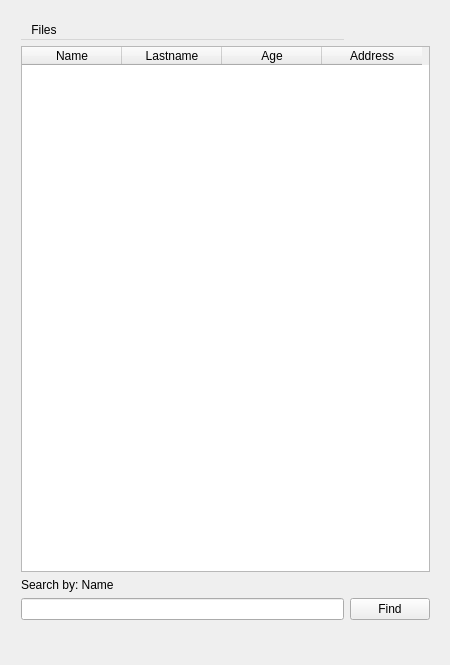
This is mainwindow.ui in khachik96khachatryan/UManager as Qt 5 draws it before an edit. The edited form follows.
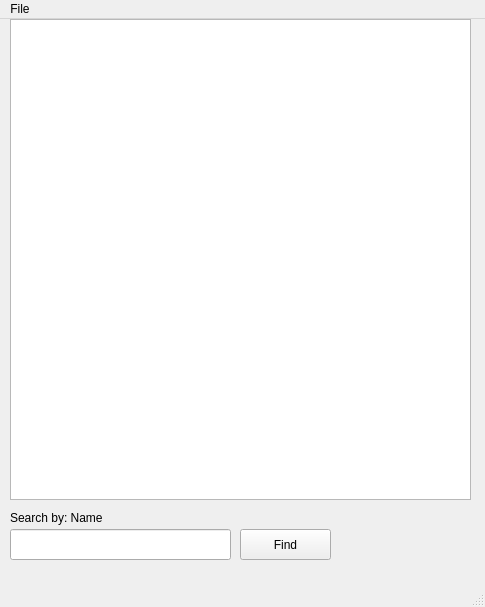
This is the edited form.

Commit message: Class UManager

What changed in the file:
```diff
--- a/mainwindow.ui
+++ b/mainwindow.ui
@@ -2,33 +2,24 @@
 <ui version="4.0">
  <class>MainWindow</class>
  <widget class="QMainWindow" name="MainWindow">
-  <property name="enabled">
-   <bool>true</bool>
-  </property>
   <property name="geometry">
    <rect>
     <x>0</x>
     <y>0</y>
-    <width>450</width>
-    <height>665</height>
+    <width>485</width>
+    <height>607</height>
    </rect>
   </property>
-  <property name="sizePolicy">
-   <sizepolicy hsizetype="Preferred" vsizetype="Preferred">
-    <horstretch>0</horstretch>
-    <verstretch>0</verstretch>
-   </sizepolicy>
-  </property>
   <property name="minimumSize">
    <size>
-    <width>450</width>
-    <height>665</height>
+    <width>485</width>
+    <height>607</height>
    </size>
   </property>
   <property name="maximumSize">
    <size>
-    <width>450</width>
-    <height>665</height>
+    <width>485</width>
+    <height>607</height>
    </size>
   </property>
   <property name="baseSize">
@@ -43,87 +34,92 @@
   <property name="windowTitle">
    <string>MainWindow</string>
   </property>
-  <property name="autoFillBackground">
-   <bool>false</bool>
-  </property>
-  <property name="animated">
-   <bool>false</bool>
-  </property>
-  <property name="documentMode">
-   <bool>false</bool>
-  </property>
-  <property name="unifiedTitleAndToolBarOnMac">
-   <bool>false</bool>
-  </property>
   <widget class="QWidget" name="centralWidget">
-   <widget class="QWidget" name="">
+   <widget class="QPushButton" name="findButton">
     <property name="geometry">
      <rect>
+      <x>240</x>
+      <y>510</y>
+      <width>91</width>
+      <height>31</height>
+     </rect>
+    </property>
+    <property name="text">
+     <string>Find</string>
+    </property>
+    <property name="shortcut">
+     <string>Return</string>
+    </property>
+   </widget>
+   <widget class="QTableWidget" name="userTableWidget">
+    <property name="enabled">
+     <bool>true</bool>
+    </property>
+    <property name="geometry">
+     <rect>
       <x>10</x>
-      <y>10</y>
-      <width>431</width>
-      <height>621</height>
+      <y>0</y>
+      <width>461</width>
+      <height>481</height>
      </rect>
     </property>
-    <layout class="QGridLayout" name="gridLayout">
-     <item row="0" column="0">
-      <widget class="QMenuBar" name="menuBar_2">
-       <widget class="QMenu" name="menuFile">
-        <property name="title">
-         <string>Files</string>
-        </property>
-        <addaction name="separator"/>
-        <addaction name="actionOpen_file_json"/>
-        <addaction name="actionExit"/>
-       </widget>
-       <addaction name="menuFile"/>
-      </widget>
-     </item>
-     <item row="1" column="0" colspan="2">
-      <widget class="QTableWidget" name="userTableWidget">
-       <column>
-        <property name="text">
-         <string>Name</string>
-        </property>
-       </column>
-       <column>
-        <property name="text">
-         <string>Lastname</string>
-        </property>
-       </column>
-       <column>
-        <property name="text">
-         <string>Age</string>
-        </property>
-       </column>
-       <column>
-        <property name="text">
-         <string>Address</string>
-        </property>
-       </column>
-      </widget>
-     </item>
-     <item row="2" column="0">
-      <widget class="QLabel" name="findLabel">
-       <property name="text">
-        <string>Search by: Name</string>
-       </property>
-      </widget>
-     </item>
-     <item row="3" column="0">
-      <widget class="QLineEdit" name="findLineEdit"/>
-     </item>
-     <item row="3" column="1">
-      <widget class="QPushButton" name="findButton">
-       <property name="text">
-        <string>Find</string>
-       </property>
-      </widget>
-     </item>
-    </layout>
+    <property name="autoScroll">
+     <bool>true</bool>
+    </property>
+    <property name="editTriggers">
+     <set>QAbstractItemView::NoEditTriggers</set>
+    </property>
+    <property name="dragEnabled">
+     <bool>false</bool>
+    </property>
+    <property name="dragDropOverwriteMode">
+     <bool>true</bool>
+    </property>
    </widget>
+   <widget class="QLabel" name="label">
+    <property name="geometry">
+     <rect>
+      <x>10</x>
+      <y>490</y>
+      <width>221</width>
+      <height>17</height>
+     </rect>
+    </property>
+    <property name="text">
+     <string>Search by: Name</string>
+    </property>
+   </widget>
+   <widget class="QLineEdit" name="findLineEdit">
+    <property name="geometry">
+     <rect>
+      <x>10</x>
+      <y>510</y>
+      <width>221</width>
+      <height>31</height>
+     </rect>
+    </property>
+   </widget>
   </widget>
-  <action name="actionOpen_file_json">
+  <widget class="QMenuBar" name="menuBar">
+   <property name="geometry">
+    <rect>
+     <x>0</x>
+     <y>0</y>
+     <width>485</width>
+     <height>22</height>
+    </rect>
+   </property>
+   <widget class="QMenu" name="menuFile">
+    <property name="title">
+     <string>File</string>
+    </property>
+    <addaction name="actionOpen_json"/>
+    <addaction name="actionExit"/>
+   </widget>
+   <addaction name="menuFile"/>
+  </widget>
+  <widget class="QStatusBar" name="statusBar"/>
+  <action name="actionOpen_json">
    <property name="text">
     <string>Open file (.json)</string>
    </property>
```
Left out of the diff: 11 changed lines with no effect on the pictures. The commit also changes 9 other files.
